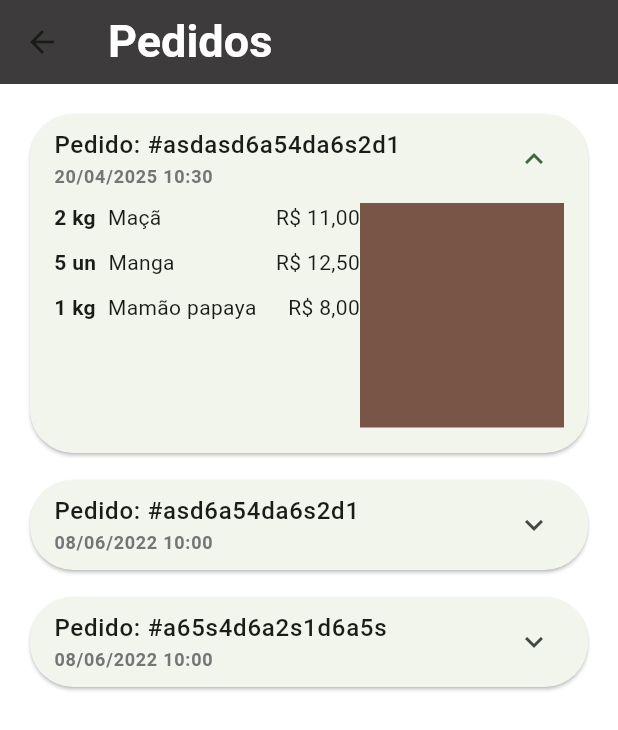
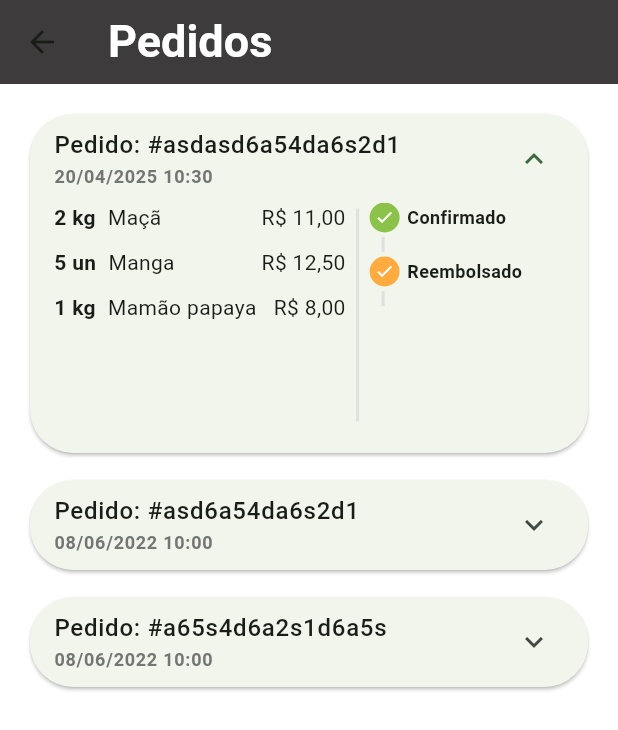
Before and after one commit to TPAlves/curso-flutter, a Flutter app: the OrdersTab screen opened directly with empty values, after a tap on an icon or button, on a phone screen of 412 x 824 dp. Shown: the top 730 px of the screen. Run offline on Flutter 3.47's test engine with Material 3 defaults, Android fonts, the phone set to English and light mode, and no system bars; our stand-ins replace animated_text_kit, mask_text_input_formatter; missing offline and left inert: dart:ffi.

Commit message:
feat: adicionando widget de status do pedido

```diff
--- a/lib/src/config/app_data.dart
+++ b/lib/src/config/app_data.dart
@@ -94,7 +94,7 @@ List<OrderModel> orders = [
     createdDateTime: DateTime.now(),
     overdueDateTime: DateTime.now().add(const Duration(days: 3)),
     items: cartItems,
-    status: OrderStatus.pending,
+    status: OrderStatus.refunded,
     copyAndPaste: '123456789',
     total: cartTotal,
   ),
--- a/lib/src/models/order_model.dart
+++ b/lib/src/models/order_model.dart
@@ -21,18 +21,33 @@ class OrderModel {
 }
 
 enum OrderStatus {
+  confirmed,
   pending,
-  completed,
-  canceled;
+  refunded,
+  paid,
+  preparing,
+  shipped,
+  overdue,
+  completed;
 
   String get name {
     switch (this) {
+      case OrderStatus.confirmed:
+        return 'Confirmado';
       case OrderStatus.pending:
         return 'Pendente';
+      case OrderStatus.refunded:
+        return 'Reembolsado';
+      case OrderStatus.paid:
+        return 'Pago';
+      case OrderStatus.preparing:
+        return 'Preparando';
+      case OrderStatus.shipped:
+        return 'Enviado';
       case OrderStatus.completed:
         return 'Concluído';
-      case OrderStatus.canceled:
-        return 'Cancelado';
+      case OrderStatus.overdue:
+        return 'Pagamento Vencido';
     }
   }
 }
--- /dev/null
+++ b/lib/src/pages/orders/order_status_widget.dart
@@ -0,0 +1,115 @@
+import 'package:flutter/material.dart';
+import 'package:greengrocer/src/config/custom_colors.dart';
+import 'package:greengrocer/src/models/order_model.dart';
+
+class OrderStatusWidget extends StatelessWidget {
+  final OrderStatus status;
+  final bool isOverdue;
+
+  static Map<OrderStatus, int> allStatus = <OrderStatus, int>{
+    OrderStatus.pending: 0,
+    OrderStatus.refunded: 1,
+    OrderStatus.paid: 2,
+    OrderStatus.preparing: 3,
+    OrderStatus.shipped: 4,
+    OrderStatus.completed: 5,
+  };
+
+  int get currentStatus => allStatus[status]!;
+
+  const OrderStatusWidget({
+    super.key,
+    required this.status,
+    required this.isOverdue,
+  });
+
+  @override
+  Widget build(BuildContext context) {
+    return Column(
+      crossAxisAlignment: CrossAxisAlignment.start,
+      children: [
+        _StatusDot(isActive: true, title: OrderStatus.confirmed.name),
+        _CustomDivider(),
+
+        if (currentStatus == 1) ...[
+          _StatusDot(
+            isActive: true,
+            title: OrderStatus.refunded.name,
+            backgroundColor: Colors.orangeAccent,
+          ),
+          _CustomDivider(),
+        ] else if (isOverdue) ...[
+          _StatusDot(
+            isActive: true,
+            title: OrderStatus.overdue.name,
+            backgroundColor: Colors.redAccent,
+          ),
+        ],
+      ],
+    );
+  }
+}
+
+class _CustomDivider extends StatelessWidget {
+  const _CustomDivider({super.key});
+
+  @override
+  Widget build(BuildContext context) {
+    return Container(
+      margin: const EdgeInsets.symmetric(horizontal: 8, vertical: 3),
+      height: 10,
+      width: 2,
+      color: Colors.grey.shade300,
+    );
+  }
+}
+
+class _StatusDot extends StatelessWidget {
+  final bool isActive;
+  final String title;
+  final Color? backgroundColor;
+
+  const _StatusDot({
+    required this.isActive,
+    required this.title,
+    this.backgroundColor,
+  });
+
+  @override
+  Widget build(BuildContext context) {
+    return Row(
+      children: [
+        // Dot
+        Container(
+          alignment: Alignment.center,
+          height: 20,
+          width: 20,
+          decoration: BoxDecoration(
+            shape: BoxShape.circle,
+            border: Border.all(
+              color: backgroundColor ?? CustomColors.customSwatchColor,
+            ),
+            color:
+                isActive
+                    ? backgroundColor ?? CustomColors.customSwatchColor
+                    : Colors.transparent,
+          ),
+          child:
+              isActive
+                  ? const Icon(Icons.check, size: 13, color: Colors.white)
+                  : const SizedBox.shrink(),
+        ),
+
+        const SizedBox(width: 5),
+
+        // Texto
+        Expanded(
+          child: Text(
+            title,
+            style: const TextStyle(fontWeight: FontWeight.bold, fontSize: 12),
+          ),
+        ),
+      ],
+    );
+  }
+}
--- a/lib/src/pages/orders/order_tile.dart
+++ b/lib/src/pages/orders/order_tile.dart
@@ -1,6 +1,7 @@
 import 'package:flutter/material.dart';
 import 'package:greengrocer/src/models/cart_item_model.dart';
 import 'package:greengrocer/src/models/order_model.dart';
+import 'package:greengrocer/src/pages/orders/order_status_widget.dart';
 import 'package:greengrocer/src/services/utils_services.dart';
 
 class OrderTile extends StatelessWidget {
@@ -43,6 +44,7 @@ class OrderTile extends StatelessWidget {
               height: 150,
               child: Row(
                 children: [
+                  // Lista de produtos
                   Expanded(
                     flex: 3,
                     child: ListView(
@@ -55,7 +57,25 @@ class OrderTile extends StatelessWidget {
                           }).toList(),
                     ),
                   ),
-                  Expanded(flex: 2, child: Container(color: Colors.brown)),
+
+                  // Divisão
+                  Padding(
+                    padding: const EdgeInsets.all(4.0),
+                    child: VerticalDivider(
+                      color: Colors.grey.shade300,
+                      thickness: 2,
+                      width: 8,
+                    ),
+                  ),
+
+                  // Status do pedido
+                  Expanded(
+                    flex: 2,
+                    child: OrderStatusWidget(
+                      status: order.status,
+                      isOverdue: order.overdueDateTime.isBefore(DateTime.now()),
+                    ),
+                  ),
                 ],
               ),
             ),
```
